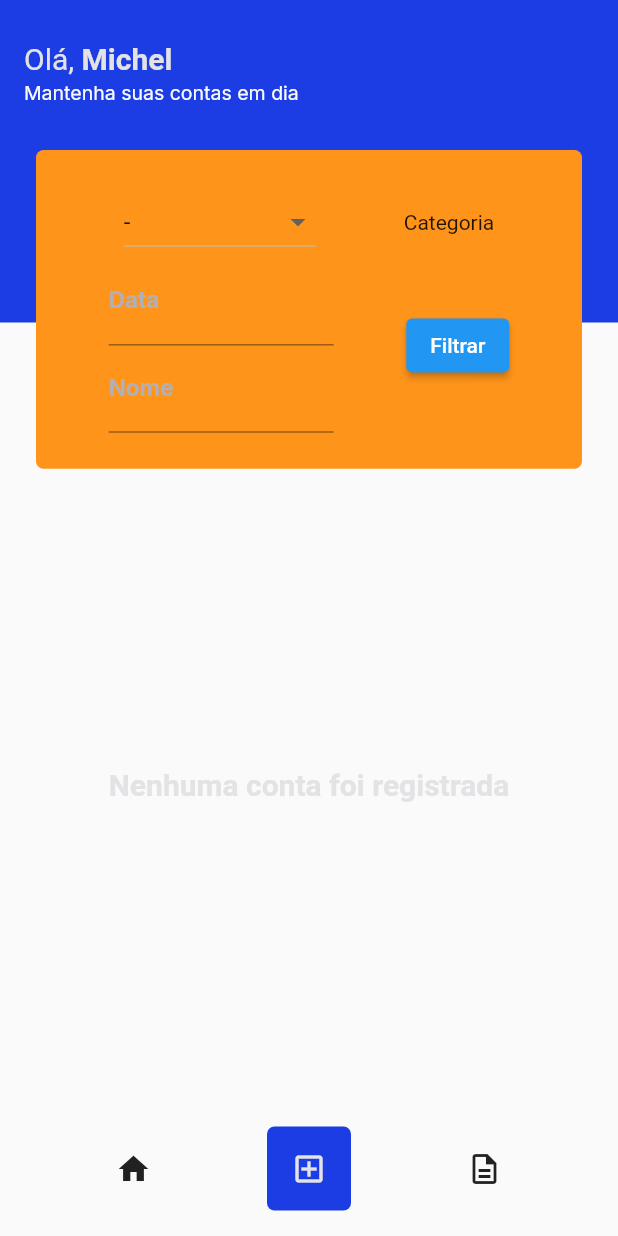
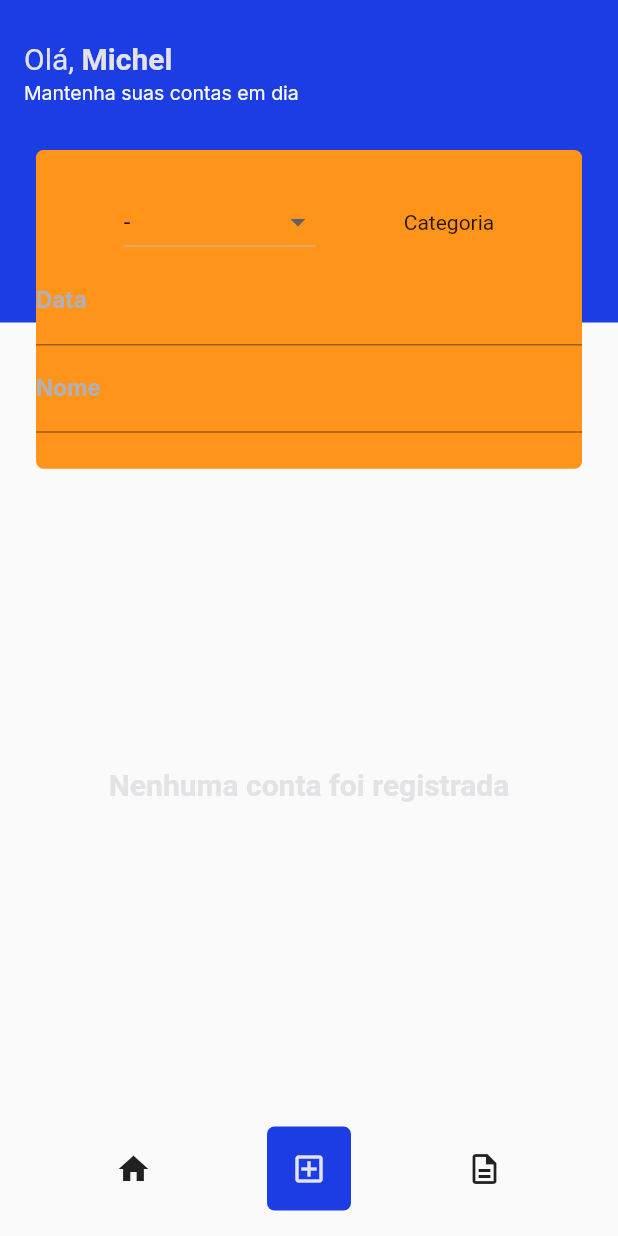
Before and after one commit to michelmelo25/expenditure_flow, a Flutter app: the screen it shows after launch, on a phone screen of 412 x 824 dp. Run offline on Flutter 3.47's test engine with Material 2 defaults, Android fonts, the phone set to English and light mode, and no system bars; our stand-ins replace connectivity_plus, dartz, equatable, flutter_mobx, flutter_modular, google_fonts and 4 more; accounts and stored records are empty; generated files the repository leaves out were written again.

Commit message:
filtrando por noma

```diff
--- a/expenseflow/lib/modules/home/widgets/apply_filter_widget.dart
+++ b/expenseflow/lib/modules/home/widgets/apply_filter_widget.dart
@@ -12,6 +12,9 @@ class ApplyFilterWidget extends StatefulWidget {
 }
 
 class _ApplyFilterWidgetState extends State<ApplyFilterWidget> {
+  final TextEditingController dataController = TextEditingController();
+  final TextEditingController nameController = TextEditingController();
+
   @override
   Widget build(BuildContext context) {
     // final devideInfo = MediaQuery.of(context);
@@ -34,7 +37,7 @@ class _ApplyFilterWidgetState extends State<ApplyFilterWidget> {
               child: Padding(
                 padding: EdgeInsets.symmetric(vertical: 24),
                 child: Column(
-                  mainAxisAlignment: MainAxisAlignment.spaceEvenly,
+                  // mainAxisAlignment: MainAxisAlignment.spaceEvenly,
                   children: [
                     Row(
                       mainAxisAlignment: MainAxisAlignment.spaceEvenly,
@@ -58,31 +61,37 @@ class _ApplyFilterWidgetState extends State<ApplyFilterWidget> {
                       ],
                     ),
                     Row(
-                      mainAxisAlignment: MainAxisAlignment.spaceEvenly,
+                      mainAxisAlignment: MainAxisAlignment.spaceAround,
                       crossAxisAlignment: CrossAxisAlignment.center,
                       children: [
-                        Column(
-                          children: [
-                            Container(
-                              width: 150,
+                        Expanded(
                           child: TextField(
+                            controller: dataController,
                             decoration: InputDecoration(
                               labelText: "Data",
                               labelStyle: AppStyles.input,
-                              )),
                             ),
-                            Container(
-                              width: 150,
+                            onChanged: (text) {},
+                          ),
+                        ),
+                      ],
+                    ),
+                    Row(
+                      mainAxisAlignment: MainAxisAlignment.spaceEvenly,
+                      children: [
+                        Expanded(
                           child: TextField(
+                            controller: nameController,
                             decoration: InputDecoration(
                               labelText: "Nome",
                               labelStyle: AppStyles.input,
-                              )),
                             ),
-                          ],
+                            onSubmitted: (text) {
+                              widget.controller.nameSelected =
+                                  nameController.text;
+                            },
                           ),
-                        ElevatedButton(
-                            onPressed: () {}, child: Text("Filtrar")),
+                        ),
                       ],
                     ),
                   ],
```
Also changed, not shown: expenseflow/lib/modules/graphics/page/grafic_page.dart (added, +15 -0 lines), expenseflow/lib/modules/home/controller/home_controller.dart (+27 -3 lines), expenseflow/lib/modules/home/controller/home_controller.g.dart. Lines whose indentation alone changed are shown as unchanged.
